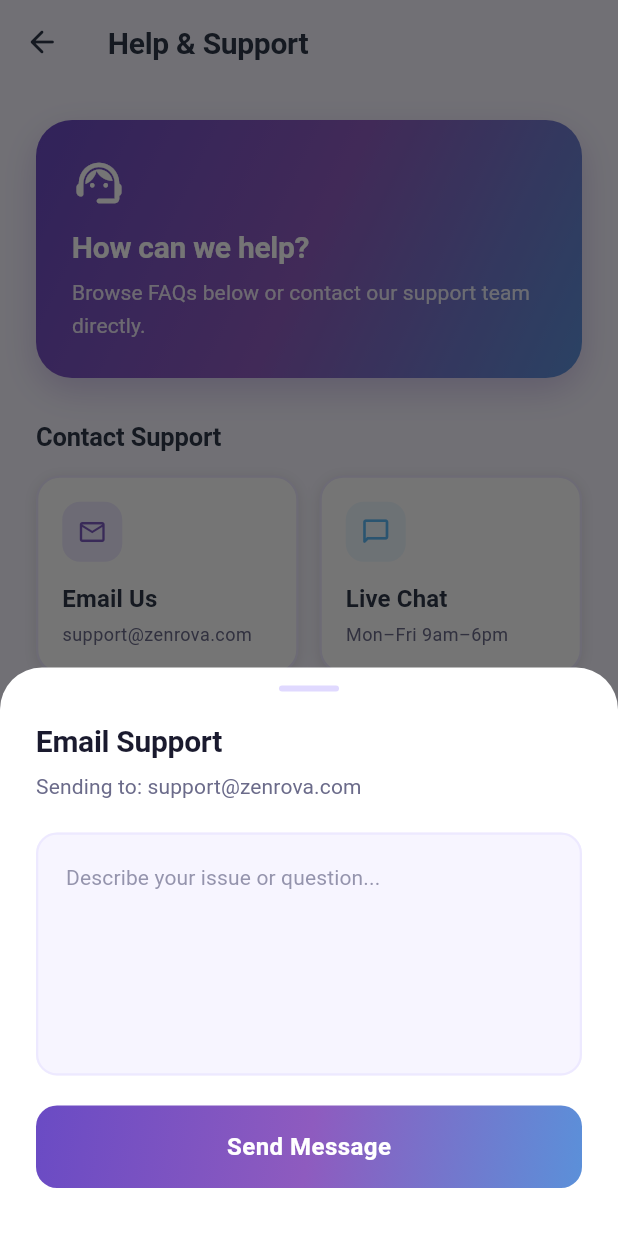
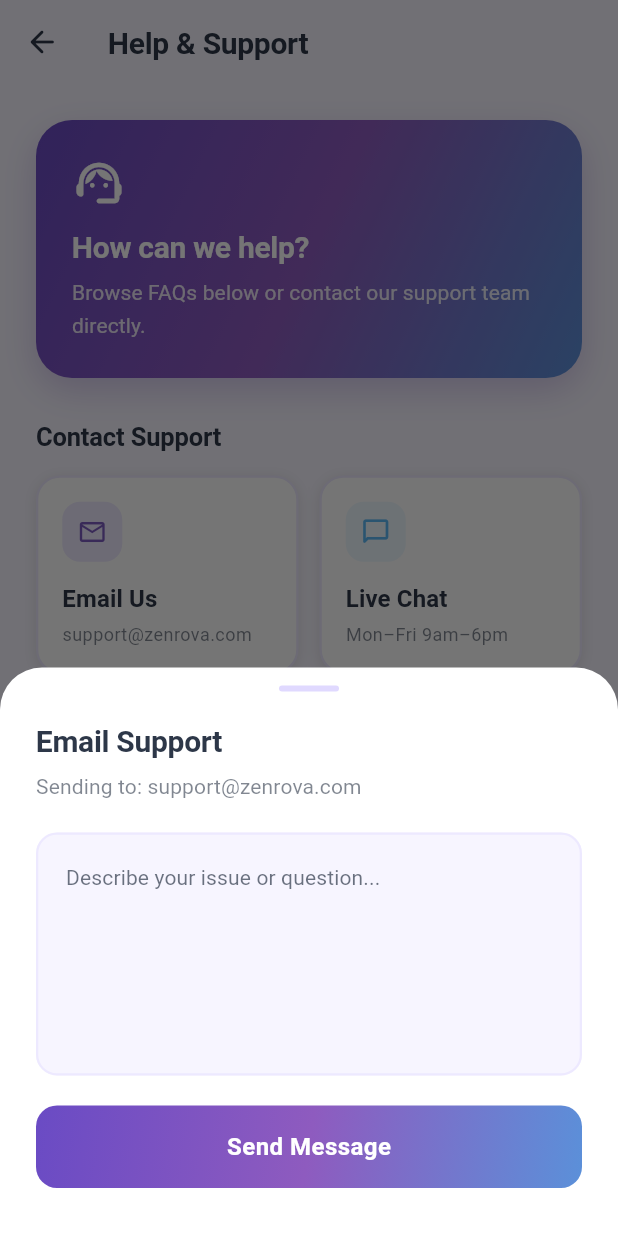
Before and after one commit to MerckValdez21/zenrova, a Flutter app: the HelpSupportScreen screen opened directly, after a tap on "Email Us", on a phone screen of 412 x 824 dp. Run offline on Flutter 3.47's test engine with Material 3 defaults, Android fonts, the phone set to English and light mode, and no system bars; our stand-ins replace cloud_firestore, connectivity_plus, firebase_auth, firebase_core, sqflite; accounts and stored records are empty; Roboto replaces fonts that are missing (DMSans).

Commit message:
pagod nako

```diff
--- a/lib/features/profile/help_support_screen.dart
+++ b/lib/features/profile/help_support_screen.dart
@@ -184,7 +184,7 @@ class _HelpSupportScreenState extends State<HelpSupportScreen> {
   }
 
   Widget _buildContactCard({
-    required IconData icon,
+    IconData? icon,
     required String label,
     required String subtitle,
     required Color color,
@@ -197,7 +197,7 @@ class _HelpSupportScreenState extends State<HelpSupportScreen> {
       child: Container(
         padding: const EdgeInsets.all(16),
         decoration: BoxDecoration(
-          color: AppColors.surface,
+          color: Theme.of(context).colorScheme.surface,
           borderRadius: BorderRadius.circular(16),
           border: Border.all(color: const Color(0xFFEDE9FF), width: 1.5),
           boxShadow: [
@@ -215,7 +215,7 @@ class _HelpSupportScreenState extends State<HelpSupportScreen> {
               height: 40,
               decoration: BoxDecoration(
                   color: bg, borderRadius: BorderRadius.circular(12)),
-              child: Icon(icon, color: color, size: 20),
+              child: icon != null ? Icon(icon, color: color, size: 20) : Container(),
             ),
             const SizedBox(height: 12),
             Text(label,
@@ -225,7 +225,7 @@ class _HelpSupportScreenState extends State<HelpSupportScreen> {
             const SizedBox(height: 2),
             Text(subtitle,
                 style: AppTypography.caption
-                    .copyWith(color: AppColors.onSurfaceMuted)),
+                    .copyWith(color: Theme.of(context).colorScheme.onSurface.withValues(alpha: 0.6))),
           ],
         ),
       ),
@@ -233,7 +233,7 @@ class _HelpSupportScreenState extends State<HelpSupportScreen> {
   }
 
   Widget _buildContactRow({
-    required IconData icon,
+    IconData? icon,
     required String label,
     required String subtitle,
     required Color color,
@@ -246,7 +246,7 @@ class _HelpSupportScreenState extends State<HelpSupportScreen> {
       child: Container(
         padding: const EdgeInsets.all(16),
         decoration: BoxDecoration(
-          color: AppColors.surface,
+          color: Theme.of(context).colorScheme.surface,
           borderRadius: BorderRadius.circular(16),
           border: Border.all(color: const Color(0xFFEDE9FF), width: 1.5),
           boxShadow: [
@@ -263,7 +263,7 @@ class _HelpSupportScreenState extends State<HelpSupportScreen> {
               height: 42,
               decoration: BoxDecoration(
                   color: bg, borderRadius: BorderRadius.circular(12)),
-              child: Icon(icon, color: color, size: 20),
+              child: icon != null ? Icon(icon, color: color, size: 20) : Container(),
             ),
             const SizedBox(width: 14),
             Expanded(
@@ -272,16 +272,16 @@ class _HelpSupportScreenState extends State<HelpSupportScreen> {
                 children: [
                   Text(label,
                       style: AppTypography.body1.copyWith(
-                          color: AppColors.onSurface,
+                          color: Theme.of(context).colorScheme.onSurface,
                           fontWeight: FontWeight.w600)),
                   Text(subtitle,
                       style: AppTypography.body2
-                          .copyWith(color: AppColors.onSurfaceMuted)),
+                          .copyWith(color: Theme.of(context).colorScheme.onSurface.withValues(alpha: 0.6))),
                 ],
               ),
             ),
-            const Icon(Icons.chevron_right_rounded,
-                color: AppColors.onSurfaceMuted, size: 20),
+            Icon(Icons.chevron_right_rounded,
+                color: Theme.of(context).colorScheme.onSurface.withValues(alpha: 0.6), size: 20),
           ],
         ),
       ),
@@ -294,7 +294,7 @@ class _HelpSupportScreenState extends State<HelpSupportScreen> {
     return Container(
       margin: const EdgeInsets.only(bottom: 10),
       decoration: BoxDecoration(
-        color: AppColors.surface,
+        color: Theme.of(context).colorScheme.surface,
         borderRadius: BorderRadius.circular(16),
         border: Border.all(
           color: isExpanded
@@ -332,19 +332,31 @@ class _HelpSupportScreenState extends State<HelpSupportScreen> {
                           : const Color(0xFFF0EEFF),
                       borderRadius: BorderRadius.circular(8),
                     ),
-                    child: Icon(
-                      isExpanded
-                          ? Icons.remove_rounded
-                          : Icons.add_rounded,
-                      color: AppColors.primary,
-                      size: 16,
+                    child: Row(
+                      children: [
+                        Icon(
+                          isExpanded
+                              ? Icons.remove_rounded
+                              : Icons.add_rounded,
+                          color: Theme.of(context).colorScheme.onSurface,
+                          size: 16,
+                        ),
+                        const SizedBox(width: 4),
+                        Text(
+                          isExpanded ? '-' : '+',
+                          style: AppTypography.body2.copyWith(
+                            color: Theme.of(context).colorScheme.onSurface,
+                            fontWeight: FontWeight.bold,
+                          ),
+                        ),
+                      ],
                     ),
                   ),
                   const SizedBox(width: 12),
                   Expanded(
                     child: Text(faq.question,
                         style: AppTypography.body1.copyWith(
-                            color: AppColors.onSurface,
+                            color: Theme.of(context).colorScheme.onSurface,
                             fontWeight: FontWeight.w600)),
                   ),
                 ],
@@ -355,7 +367,7 @@ class _HelpSupportScreenState extends State<HelpSupportScreen> {
                   padding: const EdgeInsets.only(left: 40),
                   child: Text(faq.answer,
                       style: AppTypography.body2.copyWith(
-                          color: AppColors.onSurfaceMuted,
+                          color: Theme.of(context).colorScheme.onSurface.withValues(alpha: 0.6),
                           height: 1.6)),
                 ),
               ],
@@ -376,8 +388,8 @@ class _HelpSupportScreenState extends State<HelpSupportScreen> {
         padding: EdgeInsets.only(
             bottom: MediaQuery.of(context).viewInsets.bottom),
         child: Container(
-          decoration: const BoxDecoration(
-            color: AppColors.surface,
+          decoration: BoxDecoration(
+            color: Theme.of(context).colorScheme.surface,
             borderRadius:
                 BorderRadius.vertical(top: Radius.circular(28)),
           ),
@@ -400,36 +412,43 @@ class _HelpSupportScreenState extends State<HelpSupportScreen> {
               const SizedBox(height: 20),
               Text(title,
                   style: AppTypography.heading3
-                      .copyWith(color: AppColors.onSurface)),
+                      .copyWith(color: Theme.of(context).colorScheme.onSurface)),
               const SizedBox(height: 6),
               Text('Sending to: $email',
                   style: AppTypography.body2
-                      .copyWith(color: AppColors.onSurfaceMuted)),
+                      .copyWith(color: Theme.of(context).colorScheme.onSurface.withValues(alpha: 0.6))),
               const SizedBox(height: 20),
               TextField(
                 controller: messageCtrl,
                 maxLines: 5,
                 style: AppTypography.body1
-                    .copyWith(color: AppColors.onSurface),
+                    .copyWith(color: Theme.of(context).colorScheme.onSurface),
                 decoration: InputDecoration(
                   hintText: 'Describe your issue or question...',
                   hintStyle: AppTypography.body2.copyWith(
-                      color: AppColors.onSurfaceMuted
-                          .withValues(alpha: 0.7)),
+                      color: Theme.of(context).brightness == Brightness.dark
+                          ? Colors.white.withValues(alpha: 0.5)
+                          : Theme.of(context).colorScheme.onSurface.withValues(alpha: 0.7)),
                   filled: true,
-                  fillColor: const Color(0xFFF7F5FF),
+                  fillColor: Theme.of(context).brightness == Brightness.dark
+                      ? const Color(0xFF1A202C).withValues(alpha: 0.8)
+                      : const Color(0xFFF7F5FF),
                   border: OutlineInputBorder(
                       borderRadius: BorderRadius.circular(14),
                       borderSide: BorderSide.none),
                   enabledBorder: OutlineInputBorder(
                     borderRadius: BorderRadius.circular(14),
-                    borderSide: const BorderSide(
-                        color: Color(0xFFEDE9FF), width: 1.5),
+                    borderSide: BorderSide(
+                        color: Theme.of(context).brightness == Brightness.dark
+                            ? const Color(0xFF4A5568).withValues(alpha: 0.5)
+                            : const Color(0xFFEDE9FF), width: 1.5),
                   ),
                   focusedBorder: OutlineInputBorder(
                     borderRadius: BorderRadius.circular(14),
-                    borderSide: const BorderSide(
-                        color: AppColors.primary, width: 2),
+                    borderSide: BorderSide(
+                        color: Theme.of(context).brightness == Brightness.dark
+                            ? AppColors.primary.withValues(alpha: 0.8)
+                            : AppColors.primary, width: 2),
                   ),
                   contentPadding: const EdgeInsets.all(16),
                 ),
```
Also changed, not shown: lib/features/admin/admin_login_screen.dart (+21 -21 lines), lib/features/profile/notifications_screen.dart (+9 -10 lines), lib/features/profile/privacy_screen.dart (+16 -17 lines).
